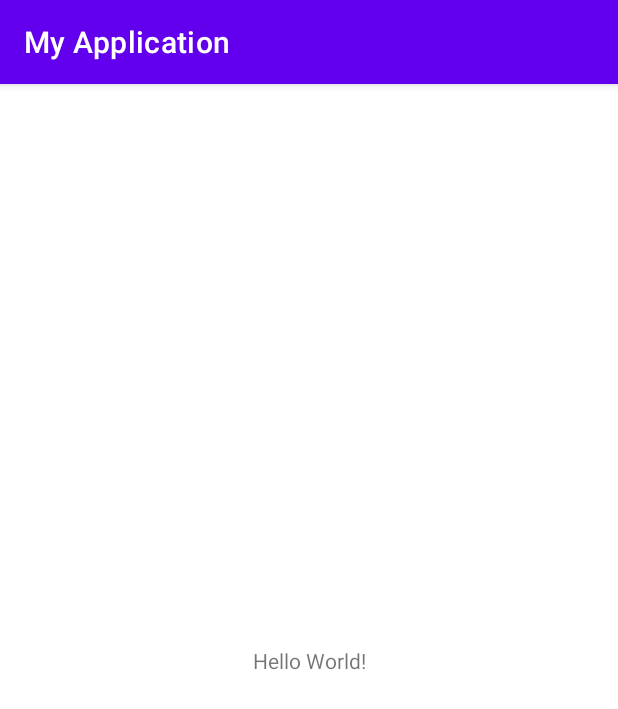
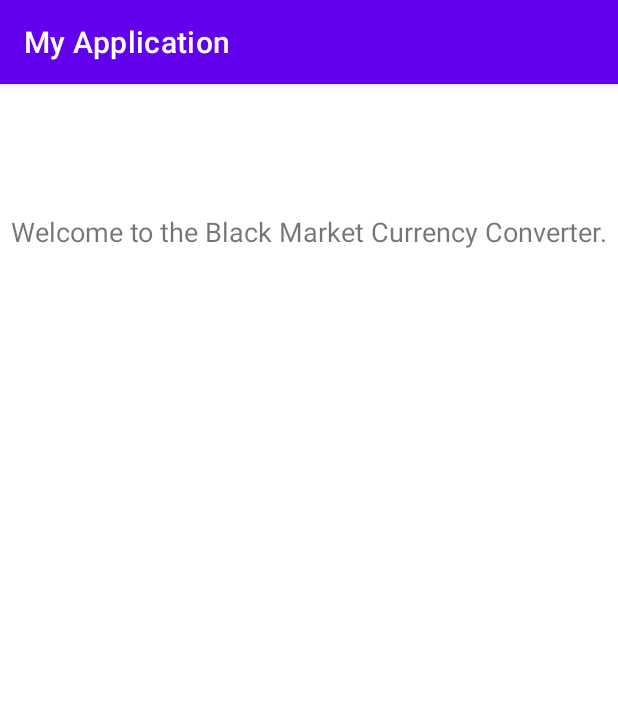
Before and after one commit to Adel-Y/CSC498-CurrencyConverterGroup, an Android app: the screen it shows after launch (MainActivity), on a phone screen of 412 x 824 dp. Shown: the top 709 px of the screen. Run offline under Robolectric (Android 15) with nearby library versions, the phone set to English and light mode, and no system bars.

Commit message:
Title textview added

```diff
--- a/app/src/main/res/layout/activity_main.xml
+++ b/app/src/main/res/layout/activity_main.xml
@@ -7,12 +7,15 @@
     tools:context=".MainActivity">
 
     <TextView
+        android:id="@+id/textView"
         android:layout_width="wrap_content"
         android:layout_height="wrap_content"
-        android:text="Hello World!"
+        android:text="Welcome to the Black Market Currency Converter."
+        android:textSize="18sp"
         app:layout_constraintBottom_toBottomOf="parent"
-        app:layout_constraintLeft_toLeftOf="parent"
-        app:layout_constraintRight_toRightOf="parent"
-        app:layout_constraintTop_toTopOf="parent" />
-
+        app:layout_constraintEnd_toEndOf="parent"
+        app:layout_constraintHorizontal_bias="0.495"
+        app:layout_constraintStart_toStartOf="parent"
+        app:layout_constraintTop_toTopOf="parent"
+        app:layout_constraintVertical_bias="0.116" />
 </androidx.constraintlayout.widget.ConstraintLayout>
```
